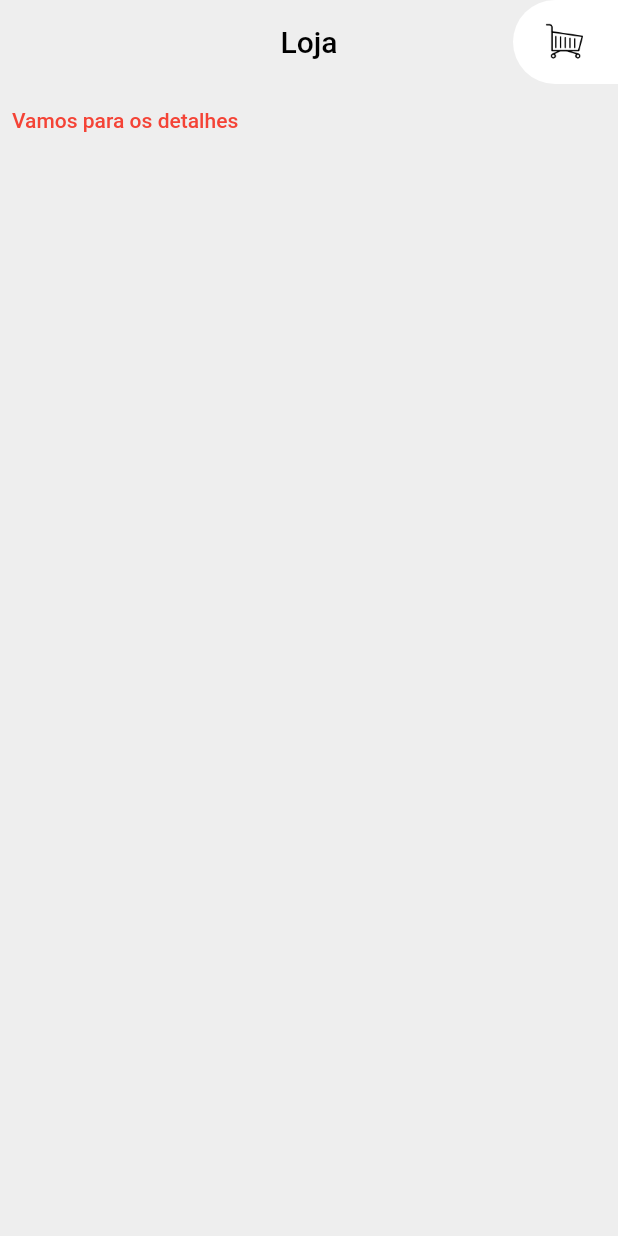
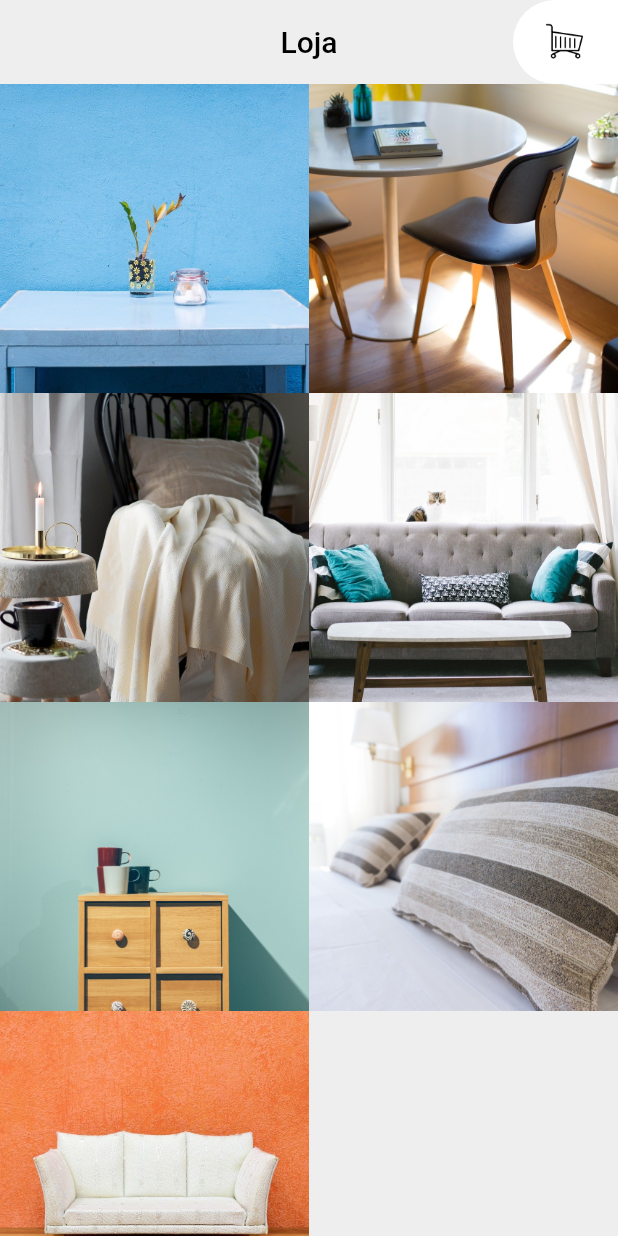
Before and after one commit to gualterapple/lojinha, a Flutter app: the screen it shows after launch, on a phone screen of 412 x 824 dp. Run offline on Flutter 3.47's test engine with Material 2 defaults, Android fonts, the phone set to English and light mode, and no system bars.

Commit message:
Imagens adicionadas a telas

```diff
--- a/lib/main.dart
+++ b/lib/main.dart
@@ -2,6 +2,7 @@ import 'package:flutter/material.dart';
 import 'package:lojinha/paginas/carrinho.dart';
 import 'package:lojinha/paginas/detalhes.dart';
 import 'package:lojinha/widgets/appbar_customizada.dart';
+import 'package:lojinha/widgets/grid_produtos.dart';
 
 void main() {
   runApp(MyApp());
@@ -83,14 +84,9 @@ class Inicio extends StatelessWidget  {
     return Scaffold(
       backgroundColor: Colors.grey[200],
       appBar: AppBarCustomizada(titulo: 'Loja', ehPaginaCarrinho: false),
-      body: TextButton(
-        onPressed: ()
-        {
-          Navigator.push(context,
-          MaterialPageRoute(builder: (context) => Detalhes() ));
-        },
-        child: Text('Vamos para os detalhes'),
-        ),
+      body: GridProdutos(
+        moveis: moveis,
+      )
     );
   }
 }
--- /dev/null
+++ b/lib/modelos/movel.dart
@@ -0,0 +1,21 @@
+class Movel {
+  String ?titulo;
+  String ?foto;
+  String ?descricao;
+  int ?preco;
+
+  Movel({
+    required this.titulo,
+    required this.foto,
+    required this.descricao,
+    required this.preco,
+    });
+
+  Movel.fromJson(Map<String, dynamic> json){
+    titulo = json['titulo'];
+    foto = json['foto'];
+    descricao = json['descricao'];
+    preco = json['preco'];
+  }
+
+}
--- /dev/null
+++ b/lib/widgets/element_grid_produtos.dart
@@ -0,0 +1,17 @@
+import 'package:flutter/cupertino.dart';
+import 'package:lojinha/modelos/movel.dart';
+import 'package:lojinha/widgets/imagem_elemento_grid_produto.dart';
+
+class ElementoGridProdutos extends StatelessWidget {
+
+  final Movel movel;
+
+  ElementoGridProdutos({
+    required this.movel
+  });
+
+  @override
+  Widget build(BuildContext context) {
+     return ImagemElementoGridProdutos(imagem: movel.foto);
+  }
+}
--- /dev/null
+++ b/lib/widgets/grid_produtos.dart
@@ -0,0 +1,24 @@
+import 'package:flutter/material.dart';
+import 'package:lojinha/modelos/movel.dart';
+import 'package:lojinha/widgets/element_grid_produtos.dart';
+
+class GridProdutos extends StatelessWidget {
+
+  final moveis;
+
+  GridProdutos({this.moveis});
+
+  @override
+  Widget build(BuildContext context) {
+    return GridView.builder(
+      gridDelegate: SliverGridDelegateWithFixedCrossAxisCount(
+        crossAxisCount: 2
+      ),
+      itemCount: moveis.length,
+      itemBuilder: (BuildContext context, int indice){
+        final movel = Movel.fromJson(moveis[indice]);
+        return  ElementoGridProdutos(movel: movel,);
+      }
+    );
+  }
+}
--- /dev/null
+++ b/lib/widgets/imagem_elemento_grid_produto.dart
@@ -0,0 +1,18 @@
+import 'package:flutter/cupertino.dart';
+
+class ImagemElementoGridProdutos extends StatelessWidget {
+
+  final String ?imagem;
+
+  ImagemElementoGridProdutos({
+    required this.imagem
+  });
+
+  @override
+  Widget build(BuildContext context) {
+    return Image(
+      fit: BoxFit.cover,
+      image: AssetImage('utilidades/assets/imagens/$imagem')
+    );
+  }
+}
--- a/pubspec.yaml
+++ b/pubspec.yaml
@@ -47,6 +47,7 @@ flutter:
   # To add assets to your application, add an assets section, like this:
   assets:
      - utilidades/assets/icones/carrinho.png
+     - utilidades/assets/imagens/
 
   # An image asset can refer to one or more resolution-specific "variants", see
   # https://flutter.dev/assets-and-images/#resolution-aware.
```
Also changed, not shown: lib/widgets/degrade_elemento_grid_produto.dart (added), lib/widgets/titulo_elemento_grid_produto.dart (added).
